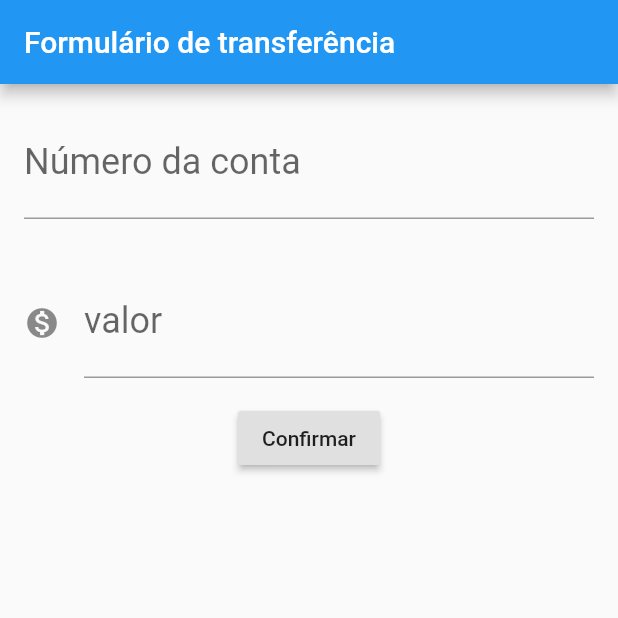
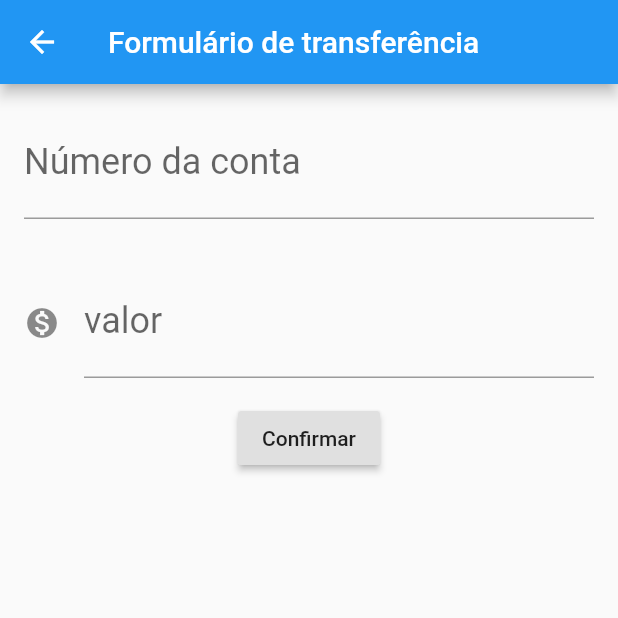
Before and after one commit to felipemarinhodev/Bytebank, a Flutter app: the FormularioTransferencia screen opened directly, after a tap on "Confirmar", on a phone screen of 412 x 824 dp, the top half of it. Run offline on Flutter 3.47's test engine with Material 2 defaults, Android fonts, the phone set to English and light mode, and no system bars.

Commit message:
Adding navigation between screens.

```diff
--- a/lib/main.dart
+++ b/lib/main.dart
@@ -7,7 +7,7 @@ class BytebankApp extends StatelessWidget {
   Widget build(BuildContext context) {
     return MaterialApp(
     home: Scaffold(
-      body: FormularioTransferencia(),
+      body: ListaTransferencia(), // FormularioTransferencia(),
     ),
   );
   }
@@ -36,7 +36,7 @@ final TextEditingController _controladorCampoValor = TextEditingController();
             icone: Icons.monetization_on
           ),
           RaisedButton(
-            onPressed: () => _criarTransferencia(),
+            onPressed: () => _criarTransferencia(context),
             child: Text('Confirmar'),
           ),
         ],
@@ -44,12 +44,14 @@ final TextEditingController _controladorCampoValor = TextEditingController();
     );
   }
 
-  void _criarTransferencia() {
+  void _criarTransferencia(BuildContext context) {
     final int _numeroConta = int.tryParse(_controladorCampoNumeroConta.text);
     final double _valor = double.tryParse(_controladorCampoValor.text);
     if(_numeroConta != null && _valor != null) {
-      final Transferencia _transferenciaCriada = Transferencia(_valor, _numeroConta);
-      debugPrint('$_transferenciaCriada');
+      final Transferencia transferenciaCriada = Transferencia(_valor, _numeroConta);
+      debugPrint('Criando transferência');
+      debugPrint('$transferenciaCriada');
+      Navigator.pop(context, transferenciaCriada);
     }
   }
 }
@@ -99,7 +101,15 @@ class ListaTransferencia extends StatelessWidget {
       ],
     ),
     floatingActionButton: FloatingActionButton(
-          child: Icon(Icons.add),
+          child: Icon(Icons.add), onPressed: () {
+            final Future<Transferencia> future = Navigator.push(context, MaterialPageRoute(builder: (context) {
+              return FormularioTransferencia();
+            }));
+            future.then((transferenciaRecebida) {
+              debugPrint('chegou no then do future');
+              debugPrint('$transferenciaRecebida');
+            });
+          },
         ),
     );
   }
```
